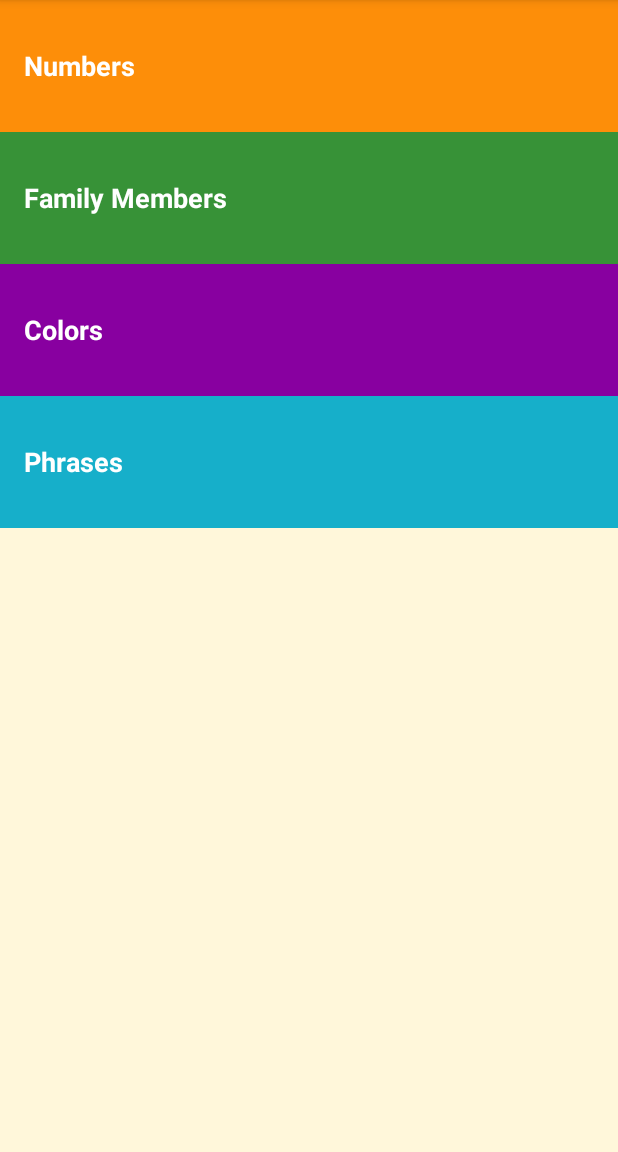
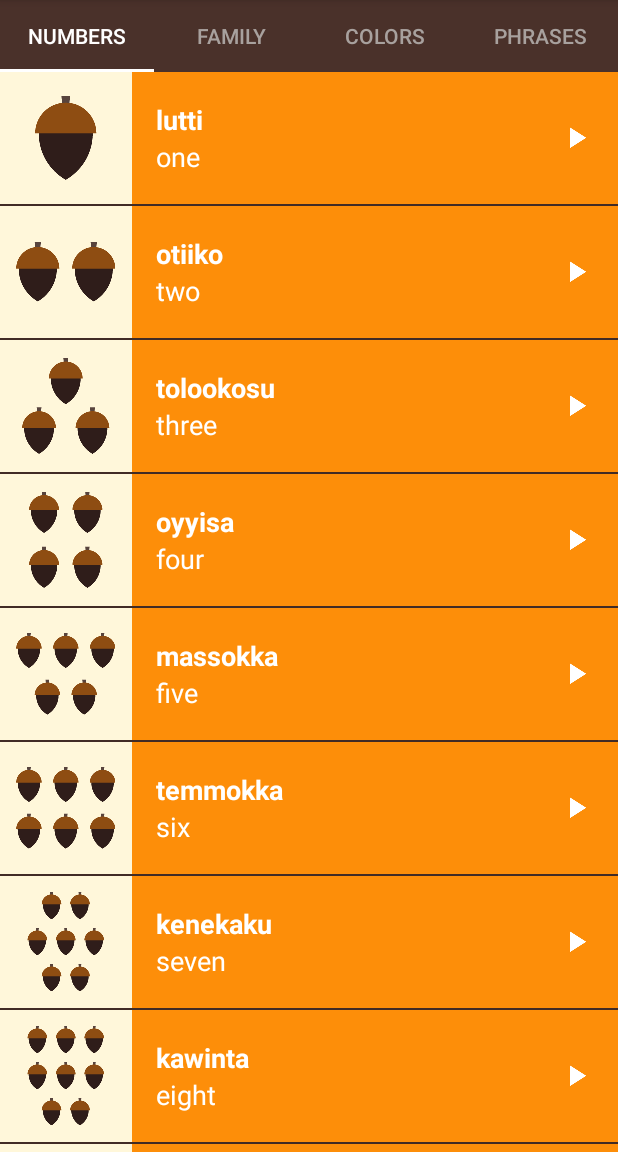
Before and after one commit to ayoka-k/Miwok, an Android app: the screen it shows after launch (MainActivity), on a phone screen of 412 x 824 dp, the part 84-1236 px from its top. Run offline under Robolectric (Android 15) with nearby library versions, the phone set to English and light mode, and no system bars.

Commit message:
Refactor the logic for the four activities to use Fragments. Modify Main Activity so that it uses a ViewPager. Add Tabs.

```diff
--- /dev/null
+++ b/app/src/main/java/com/example/android/miwok/CategoryAdapter.java
@@ -0,0 +1,66 @@
+package com.example.android.miwok;
+
+import android.content.Context;
+import android.support.v4.app.Fragment;
+import android.support.v4.app.FragmentManager;
+import android.support.v4.app.FragmentPagerAdapter;
+
+/**
+ * {@link CategoryAdapter} is a {@link FragmentPagerAdapter} that can provide the layout for
+ * each list item based on a data source which is a list of {@link Word} objects.
+ */
+public class CategoryAdapter extends FragmentPagerAdapter {
+
+    /**
+     * Context of the app
+     */
+    private Context mContext;
+
+    /**
+     * Create a new {@link CategoryAdapter} object.
+     *
+     * @param fragmentManager is the fragment manager that will keep each fragment's state in the adapter
+     *                        across swipes.
+     */
+    public CategoryAdapter(Context context, FragmentManager fragmentManager) {
+        super(fragmentManager);
+        mContext = context;
+    }
+
+    /**
+     * Return the {@link Fragment} that should be displayed for the given page number.
+     */
+    @Override
+    public Fragment getItem(int position) {
+        if (position == 0) {
+            return new NumbersFragment();
+        } else if (position == 1) {
+            return new ColorsFragment();
+        } else if (position == 2) {
+            return new FamilyFragment();
+        } else {
+            return new PhrasesFragment();
+        }
+    }
+
+    /**
+     * Return the total number of pages.
+     */
+    @Override
+    public int getCount() {
+        return 4;
+    }
+
+    @Override
+    public CharSequence getPageTitle(int position) {
+        if (position == 0) {
+            return mContext.getString(R.string.category_numbers);
+        } else if (position == 1) {
+            return mContext.getString(R.string.category_family);
+        } else if (position == 2) {
+            return mContext.getString(R.string.category_colors);
+        } else {
+            return mContext.getString(R.string.category_phrases);
+        }
+    }
+}
--- /dev/null
+++ b/app/src/main/java/com/example/android/miwok/ColorsFragment.java
@@ -0,0 +1,129 @@
+package com.example.android.miwok;
+
+
+import android.content.Context;
+import android.media.AudioManager;
+import android.media.MediaPlayer;
+import android.os.Bundle;
+import android.support.v4.app.Fragment;
+import android.view.LayoutInflater;
+import android.view.View;
+import android.view.ViewGroup;
+import android.widget.AdapterView;
+import android.widget.ListView;
+
+import java.util.ArrayList;
+
+/**
+ * {@link Fragment} that displays a list of color vocabulary words.
+ */
+public class ColorsFragment extends Fragment {
+
+    /**
+     * Handles playback of all the sound files
+     */
+    private MediaPlayer mMediaPlayer;
+
+    /**
+     * Handles audio focus when playing a sound file
+     */
+    private AudioManager mAudioManager;
+
+    /**
+     * This listener gets triggered whenever the audio focus changes
+     * (i.e., we gain or lose audio focus because of another app or device).
+     */
+    private AudioManager.OnAudioFocusChangeListener mAudioFocusChangeListener = new AudioManager.OnAudioFocusChangeListener() {
+        @Override
+        public void onAudioFocusChange(int focusChange) {
+            if (focusChange == AudioManager.AUDIOFOCUS_LOSS_TRANSIENT ||
+                    focusChange == AudioManager.AUDIOFOCUS_LOSS_TRANSIENT_CAN_DUCK) {
+                // The AUDIOFOCUS_LOSS_TRANSIENT case means that we've lost audio focus for a
+                // short amount of time. The AUDIOFOCUS_LOSS_TRANSIENT_CAN_DUCK case means that
+                // our app is allowed to continue playing sound but at a lower volume. We'll treat
+                // both cases the same way because our app is playing short sound files.
+
+                // Pause playback and reset player to the start of the file. That way, we can
+                // play the word from the beginning when we resume playback.
+                mMediaPlayer.pause();
+                mMediaPlayer.seekTo(0);
+            } else if (focusChange == AudioManager.AUDIOFOCUS_GAIN) {
+                // The AUDIOFOCUS_GAIN case means we have regained focus and can resume playback.
+                mMediaPlayer.start();
+            } else if (focusChange == AudioManager.AUDIOFOCUS_LOSS) {
+                // The AUDIOFOCUS_LOSS case means we've lost audio focus and
+                // Stop playback and clean up resources
+                releaseMediaPlayer();
+            }
+        }
+    };
+
+    /**
+     * This listener gets triggered when the {@link MediaPlayer} has completed
+     * playing the audio file.
+     */
+    private MediaPlayer.OnCompletionListener mCompletionListener = new MediaPlayer.OnCompletionListener() {
+        @Override
+        public void onCompletion(MediaPlayer mediaPlayer) {
+            // Now that the sound file has finished playing, release the media player resources.
+            releaseMediaPlayer();
+        }
+    };
+
+
+    public ColorsFragment() {
+        // Required empty public constructor
+    }
+
+
+    @Override
+    public View onCreateView(LayoutInflater inflater, ViewGroup container,
+                             Bundle savedInstanceState) {
+        View rootView = inflater.inflate(R.layout.word_list, container, false);
+        mAudioManager = (AudioManager) getActivity().getSystemService(Context.AUDIO_SERVICE);
+        final ArrayList<Word> colorsWords = new ArrayList<>();
+        colorsWords.add(new Word("weṭeṭṭi", "red", R.drawable.color_red, R.raw.color_red));
+        colorsWords.add(new Word("chokokki", "green", R.drawable.color_green, R.raw.color_green));
+        colorsWords.add(new Word("ṭakaakki", "brown", R.drawable.color_brown, R.raw.color_brown));
+        colorsWords.add(new Word("ṭopoppi", "gray", R.drawable.color_gray, R.raw.color_gray));
+        colorsWords.add(new Word("kululli", "black", R.drawable.color_black, R.raw.color_black));
+        colorsWords.add(new Word("kelelli", "white", R.drawable.color_white, R.raw.color_white));
+        colorsWords.add(new Word("ṭopiisә", "dusty yellow", R.drawable.color_dusty_yellow, R.raw.color_dusty_yellow));
+        colorsWords.add(new Word("chiwiiṭә", "mustard yellow", R.drawable.color_mustard_yellow, R.raw.color_mustard_yellow));
+
+        WordAdapter adapter = new WordAdapter(getActivity(), colorsWords, R.color.category_colors);
+        ListView listView = rootView.findViewById(R.id.list_view_layout);
+        listView.setAdapter(adapter);
+        listView.setOnItemClickListener(new AdapterView.OnItemClickListener() {
+            @Override
+            public void onItemClick(AdapterView<?> parent, View view, int position, long id) {
+                Word word = colorsWords.get(position);
+                int result = mAudioManager.requestAudioFocus(mAudioFocusChangeListener, AudioManager.STREAM_MUSIC, AudioManager.AUDIOFOCUS_GAIN_TRANSIENT);
+                if (result == AudioManager.AUDIOFOCUS_REQUEST_GRANTED) {
+                    releaseMediaPlayer();
+                    mMediaPlayer = MediaPlayer.create(getActivity(), word.getAudioResourceId());
+                    mMediaPlayer.start();
+                    mMediaPlayer.setOnCompletionListener(mCompletionListener);
+                }
+            }
+        });
+        return rootView;
+    }
+
+    @Override
+    public void onStop() {
+        super.onStop();
+
+        // When the activity is stopped, release the media player resources because we won't
+        // be playing any more sounds.
+        releaseMediaPlayer();
+    }
+
+    private void releaseMediaPlayer() {
+        if (mMediaPlayer != null) {
+            mMediaPlayer.release();
+            mMediaPlayer = null;
+            mAudioManager.abandonAudioFocus(mAudioFocusChangeListener);
+        }
+    }
+}
--- a/app/src/main/java/com/example/android/miwok/MainActivity.java
+++ b/app/src/main/java/com/example/android/miwok/MainActivity.java
@@ -15,12 +15,10 @@
  */
 package com.example.android.miwok;
 
-import android.content.Intent;
 import android.os.Bundle;
+import android.support.design.widget.TabLayout;
+import android.support.v4.view.ViewPager;
 import android.support.v7.app.AppCompatActivity;
-import android.view.View;
-import android.view.View.OnClickListener;
-import android.widget.TextView;
 
 public class MainActivity extends AppCompatActivity {
 
@@ -31,39 +29,23 @@ public class MainActivity extends AppCompatActivity {
         // Set the content of the activity to use the activity_main.xml layout file
         setContentView(R.layout.activity_main);
 
-        TextView numbersTextView = (TextView) findViewById(R.id.numbers);
-        numbersTextView.setOnClickListener(new OnClickListener() {
-            @Override
-            public void onClick(View v) {
-                Intent numbersIntent = new Intent(MainActivity.this, NumbersActivity.class);
-                startActivity(numbersIntent);
-            }
-        });
+        // Find the view pager that will allow the user to swipe between fragments
+        ViewPager viewPager = findViewById(R.id.viewpager);
 
-        TextView familyTextView = (TextView) findViewById(R.id.family);
-        familyTextView.setOnClickListener(new OnClickListener() {
-            @Override
-            public void onClick(View v) {
-                Intent familyIntent = new Intent(MainActivity.this, FamilyActivity.class);
-                startActivity(familyIntent);
-            }
-        });
+        // Create an adapter that knows which fragment should be shown on each page
+        CategoryAdapter adapter = new CategoryAdapter(this, getSupportFragmentManager());
 
-        TextView colorsTextView = (TextView) findViewById(R.id.colors);
-        colorsTextView.setOnClickListener(new OnClickListener() {
-            @Override
-            public void onClick(View v) {
-                Intent colorsIntent = new Intent(MainActivity.this, ColorsActivity.class);
-                startActivity(colorsIntent);
-            }
-        });
-        TextView phrasesTextView = (TextView) findViewById(R.id.phrases);
-        phrasesTextView.setOnClickListener(new OnClickListener() {
-            @Override
-            public void onClick(View v) {
-                Intent phrasesIntent = new Intent(MainActivity.this, PhrasesActivity.class);
-                startActivity(phrasesIntent);
-            }
-        });
+        // Set the adapter onto the view pager
+        viewPager.setAdapter(adapter);
+
+        // Give the TabLayout the ViewPager
+        TabLayout tabLayout = findViewById(R.id.sliding_tabs);
+
+        // Connect the tab layout with the view pager. This will
+        //   1. Update the tab layout when the view pager is swiped
+        //   2. Update the view pager when a tab is selected
+        //   3. Set the tab layout's tab names with the view pager's adapter's titles
+        //      by calling onPageTitle()
+        tabLayout.setupWithViewPager(viewPager);
     }
 }
--- a/app/src/main/java/com/example/android/miwok/NumbersActivity.java
+++ b/app/src/main/java/com/example/android/miwok/NumbersFragment.java
@@ -1,17 +1,23 @@
 package com.example.android.miwok;
+
 
 import android.content.Context;
 import android.media.AudioManager;
 import android.media.MediaPlayer;
 import android.os.Bundle;
-import android.support.v7.app.AppCompatActivity;
+import android.support.v4.app.Fragment;
+import android.view.LayoutInflater;
 import android.view.View;
+import android.view.ViewGroup;
 import android.widget.AdapterView;
 import android.widget.ListView;
 
 import java.util.ArrayList;
 
-public class NumbersActivity extends AppCompatActivity {
+/**
+ * A simple {@link Fragment} subclass.
+ */
+public class NumbersFragment extends Fragment {
 
     private MediaPlayer mMediaPlayer;
     /**
@@ -40,13 +46,17 @@ public class NumbersActivity extends AppCompatActivity {
         }
     };
 
+    public NumbersFragment() {
+        // Required empty public constructor
+    }
+
     @Override
-    protected void onCreate(Bundle savedInstanceState) {
-        super.onCreate(savedInstanceState);
-        setContentView(R.layout.word_list);
+    public View onCreateView(LayoutInflater inflater, ViewGroup container,
+                             Bundle savedInstanceState) {
+        View rootView = inflater.inflate(R.layout.word_list, container, false);
 
         //Create and setup {@link AudioManager} to request audio focus
-        mAudioManager = (AudioManager) getSystemService(Context.AUDIO_SERVICE);
+        mAudioManager = (AudioManager) getActivity().getSystemService(Context.AUDIO_SERVICE);
         final ArrayList<Word> numbersWords = new ArrayList<>();
         numbersWords.add(new Word("lutti", "one", R.drawable.number_one, R.raw.number_one));
         numbersWords.add(new Word("otiiko", "two", R.drawable.number_two, R.raw.number_two));
@@ -64,12 +74,12 @@ public class NumbersActivity extends AppCompatActivity {
         // simple_list_item_1.xml layout resource defined in the Android framework.
         // This list item layout contains a single {@link TextView}, which the adapter will set to
         // display a single word.
-        WordAdapter adapter = new WordAdapter(this, numbersWords, R.color.category_numbers);
+        WordAdapter adapter = new WordAdapter(getActivity(), numbersWords, R.color.category_numbers);
 
         // Find the {@link ListView} object in the view hierarchy of the {@link Activity}.
         // There should be a {@link ListView} with the view ID called list, which is declared in the
         // word_list.xml file.
-        ListView listView = findViewById(R.id.list_view_layout);
+        ListView listView = rootView.findViewById(R.id.list_view_layout);
 
         // Make the {@link ListView} use the {@link ArrayAdapter} we created above, so that the
         // {@link ListView} will display list items for each word in the list of words.
@@ -94,7 +104,7 @@ public class NumbersActivity extends AppCompatActivity {
 
                     // Create and setup the {@link MediaPlayer} for the audio resource associated
                     // with the current word
-                    mMediaPlayer = MediaPlayer.create(NumbersActivity.this, word.getAudioResourceId());
+                    mMediaPlayer = MediaPlayer.create(getActivity(), word.getAudioResourceId());
 
                     // Start the audio file
                     mMediaPlayer.start();
@@ -105,13 +115,16 @@ public class NumbersActivity extends AppCompatActivity {
                 }
             }
         });
+
+        return rootView;
     }
 
     @Override
-    protected void onStop() {
+    public void onStop() {
         super.onStop();
-        //When the activity os stopped, release the media player resources because we won't
-        //be playing any more sounds.
+
+        // When the activity is stopped, release the media player resources because we won't
+        // be playing any more sounds.
         releaseMediaPlayer();
     }
 
--- a/app/src/main/java/com/example/android/miwok/Word.java
+++ b/app/src/main/java/com/example/android/miwok/Word.java
@@ -33,7 +33,9 @@ public class Word {
         return mImageResourceId;
     }
 
-    public int getAudioResourceId() { return mAudioResourceId; }
+    public int getAudioResourceId() {
+        return mAudioResourceId;
+    }
 
     public boolean hasImage() {
         return mImageResourceId != NO_IMAGE_PROVIDED;
--- a/app/src/main/res/layout/activity_main.xml
+++ b/app/src/main/res/layout/activity_main.xml
@@ -13,58 +13,24 @@
      limitations under the License.
 -->
 <LinearLayout xmlns:android="http://schemas.android.com/apk/res/android"
+    xmlns:app="http://schemas.android.com/apk/res-auto"
     xmlns:tools="http://schemas.android.com/tools"
     android:layout_width="match_parent"
     android:layout_height="match_parent"
-    android:background="@color/tan_background"
+    android:background="@color/primary_color"
     android:orientation="vertical"
     tools:context="com.example.android.miwok.MainActivity">
 
-    <!-- Numbers category -->
-    <FrameLayout
+    <android.support.design.widget.TabLayout
+        android:id="@+id/sliding_tabs"
+        style="@style/CategoryTab"
         android:layout_width="match_parent"
         android:layout_height="wrap_content"
-        android:background="@color/category_numbers">
+        app:tabMode="fixed" />
 
-        <TextView
-            android:id="@+id/numbers"
-            style="@style/CategoryStyle"
-            android:text="@string/category_numbers" />
-    </FrameLayout>
-
-    <!-- Family category -->
-    <FrameLayout
+    <android.support.v4.view.ViewPager
+        android:id="@+id/viewpager"
         android:layout_width="match_parent"
-        android:layout_height="wrap_content"
-        android:background="@color/category_family">
-
-        <TextView
-            android:id="@+id/family"
-            style="@style/CategoryStyle"
-            android:text="@string/category_family" />
-    </FrameLayout>
-
-    <!-- Colors category -->
-    <FrameLayout
-        android:layout_width="match_parent"
-        android:layout_height="wrap_content"
-        android:background="@color/category_colors">
-
-        <TextView
-            android:id="@+id/colors"
-            style="@style/CategoryStyle"
-            android:text="@string/category_colors" />
-    </FrameLayout>
-
-    <!-- Phrases category -->
-    <FrameLayout
-        android:layout_width="match_parent"
-        android:layout_height="wrap_content"
-        android:background="@color/category_phrases">
-
-        <TextView
-            android:id="@+id/phrases"
-            style="@style/CategoryStyle"
-            android:text="@string/category_phrases" />
-    </FrameLayout>
+        android:layout_height="0px"
+        android:layout_weight="1" />
 </LinearLayout>
--- a/app/src/main/res/layout/word_list.xml
+++ b/app/src/main/res/layout/word_list.xml
@@ -1,9 +1,7 @@
 <?xml version="1.0" encoding="utf-8"?>
 <ListView xmlns:android="http://schemas.android.com/apk/res/android"
-    xmlns:tools="http://schemas.android.com/tools"
     android:id="@+id/list_view_layout"
     android:layout_width="match_parent"
     android:layout_height="match_parent"
-    android:orientation="vertical"
     android:drawSelectorOnTop="true"
-    tools:context="com.example.android.miwok.NumbersActivity" />
+    android:orientation="vertical" />
--- a/app/src/main/res/values/strings.xml
+++ b/app/src/main/res/values/strings.xml
@@ -26,5 +26,8 @@
     <string name="category_numbers">Numbers</string>
 
     <!-- Category name for the vocabulary words for family members [CHAR LIMIT=20] -->
-    <string name="category_family">Family Members</string>
+    <string name="category_family">Family</string>
+
+    <!-- TODO: Remove or change this placeholder text -->
+    <string name="hello_blank_fragment">Hello blank fragment</string>
 </resources>
--- a/app/src/main/res/values/styles.xml
+++ b/app/src/main/res/values/styles.xml
@@ -80,4 +80,16 @@
         <item name="android:layout_marginRight">@dimen/play_icon_right_margin</item>
     </style>
 
+    <!-- Style for a tab that displays a category name -->
+    <style name="CategoryTab" parent="Widget.Design.TabLayout">
+        <item name="tabIndicatorColor">@android:color/white</item>
+        <item name="tabSelectedTextColor">@android:color/white</item>
+        <item name="tabTextAppearance">@style/CategoryTabTextAppearance</item>
+    </style>
+
+    <!-- Text appearance style for a category tab -->
+    <style name="CategoryTabTextAppearance" parent="TextAppearance.Design.Tab">
+        <item name="android:textColor">#A8A19E</item>
+    </style>
+
 </resources>
```
Also changed, not shown: app/src/main/AndroidManifest.xml (+0 -36 lines), app/src/main/java/com/example/android/miwok/FamilyActivity.java (deleted, +0 -88 lines), app/src/main/java/com/example/android/miwok/FamilyFragment.java (renamed from app/src/main/java/com/example/android/miwok/PhrasesActivity.java, +32 -29 lines), app/src/main/java/com/example/android/miwok/PhrasesFragment.java (renamed from app/src/main/java/com/example/android/miwok/ColorsActivity.java, +34 -27 lines).
